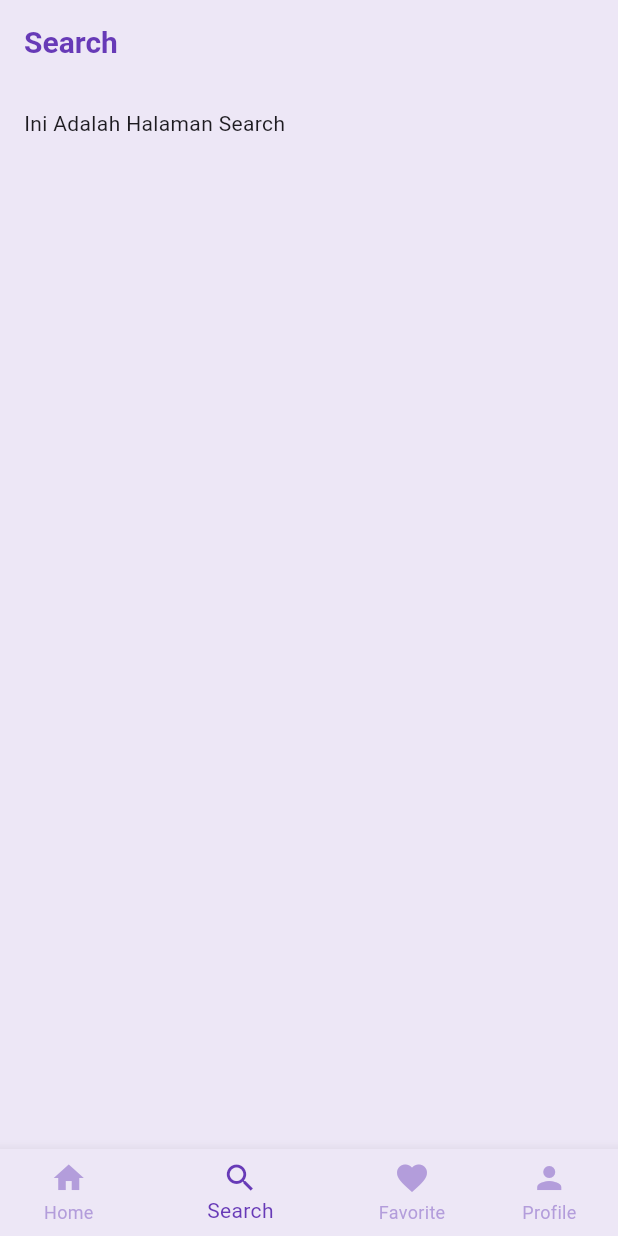
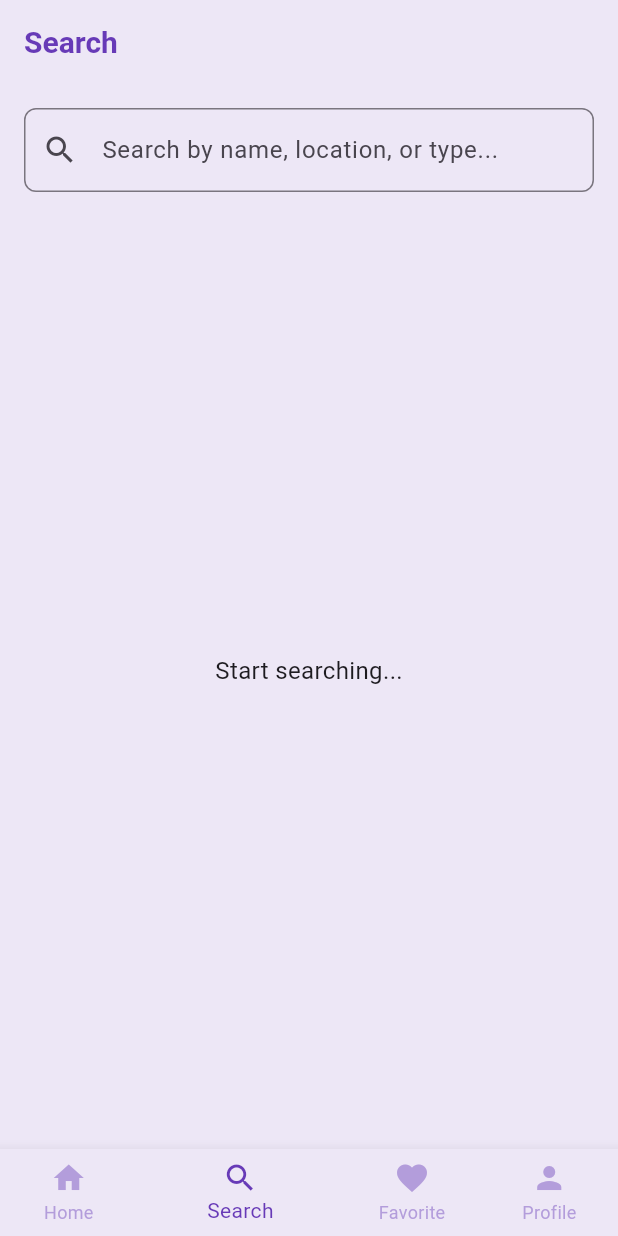
Before and after one commit to 2024-2025-Gasal-PABI-SI5B/project-wisata-candi-si5b-AlVio21, a Flutter app: the screen it shows after launch, item 2 of the bottom bar chosen, on a phone screen of 412 x 824 dp. Run offline on Flutter 3.47's test engine with Material 3 defaults, Android fonts, the phone set to English and light mode, and no system bars; our stand-ins replace cached_network_image.

Commit message:
Search_screen,dart

```diff
--- a/candi_1/lib/screens/search_screen.dart
+++ b/candi_1/lib/screens/search_screen.dart
@@ -1,7 +1,35 @@
 import 'package:flutter/material.dart';
+import 'package:candi_1/data/candi_data.dart';
+import 'package:candi_1/models/candi.dart';
+import 'package:candi_1/screens/detail_screen.dart';
 
-class SearchScreen extends StatelessWidget {
+class SearchScreen extends StatefulWidget {
   const SearchScreen({super.key});
+
+  @override
+  State<SearchScreen> createState() => _SearchScreenState();
+}
+
+class _SearchScreenState extends State<SearchScreen> {
+  final TextEditingController _searchController = TextEditingController();
+  List<Candi> _searchResults = [];
+
+  void _performSearch(String query) {
+    setState(() {
+      _searchResults = candiList.where((candi) {
+        final lowerCaseQuery = query.toLowerCase();
+        return candi.name.toLowerCase().contains(lowerCaseQuery) ||
+            candi.location.toLowerCase().contains(lowerCaseQuery) ||
+            candi.type.toLowerCase().contains(lowerCaseQuery);
+      }).toList();
+    });
+  }
+
+  @override
+  void dispose() {
+    _searchController.dispose();
+    super.dispose();
+  }
 
   @override
   Widget build(BuildContext context) {
@@ -9,10 +37,77 @@ class SearchScreen extends StatelessWidget {
       appBar: AppBar(
         title: const Text('Search'),
       ),
-      body: const Padding(
-        padding: EdgeInsets.all(16.0),
-        child: Text('Ini Adalah Halaman Search'),
+      body: Padding(
+        padding: const EdgeInsets.all(16),
+        child: Column(
+          children: [
+            // Search Input
+            TextField(
+              controller: _searchController,
+              decoration: InputDecoration(
+                hintText: 'Search by name, location, or type...',
+                border: OutlineInputBorder(
+                  borderRadius: BorderRadius.circular(8),
+                ),
+                prefixIcon: const Icon(Icons.search),
+                suffixIcon: _searchController.text.isNotEmpty
+                    ? IconButton(
+                        icon: const Icon(Icons.clear),
+                        onPressed: () {
+                          setState(() {
+                            _searchController.clear();
+                            _searchResults = [];
+                          });
+                        },
+                      )
+                    : null,
+              ),
+              onChanged: _performSearch,
+            ),
+            const SizedBox(height: 16),
+            // Search Results
+            Expanded(
+              child: _searchResults.isEmpty
+                  ? Center(
+                      child: Text(
+                        _searchController.text.isEmpty
+                            ? 'Start searching...'
+                            : 'No results found.',
+                        style: const TextStyle(fontSize: 16),
+                      ),
+                    )
+                  : ListView.builder(
+                      itemCount: _searchResults.length,
+                      itemBuilder: (context, index) {
+                        final candi = _searchResults[index];
+                        return ListTile(
+                          contentPadding: const EdgeInsets.all(8),
+                          leading: ClipRRect(
+                            borderRadius: BorderRadius.circular(8),
+                            child: Image.asset(
+                              candi.imageAsset,
+                              width: 50,
+                              height: 50,
+                              fit: BoxFit.cover,
+                            ),
+                          ),
+                          title: Text(candi.name),
+                          subtitle: Text('${candi.location} - ${candi.type}'),
+                          onTap: () {
+                            Navigator.push(
+                              context,
+                              MaterialPageRoute(
+                                builder: (context) => DetailScreen(candi: candi),
+                              ),
+                            );
+                          },
+                        );
+                      },
+                    ),
+            ),
+          ],
         ),
+      ),
     );
   }
 }
```
